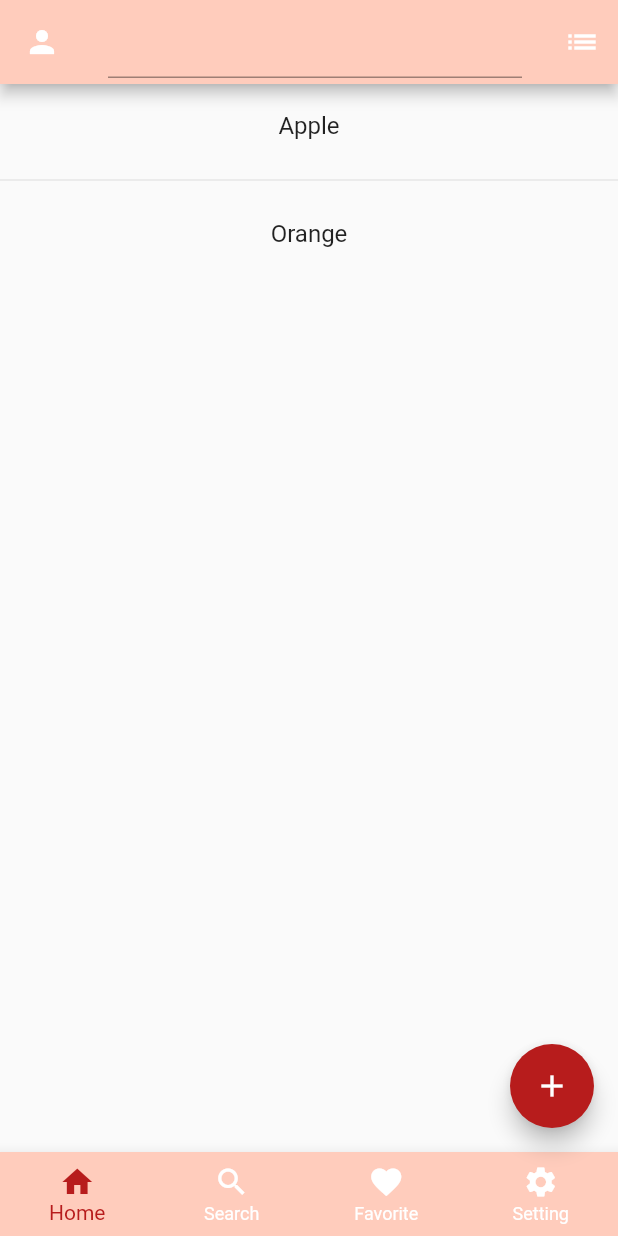
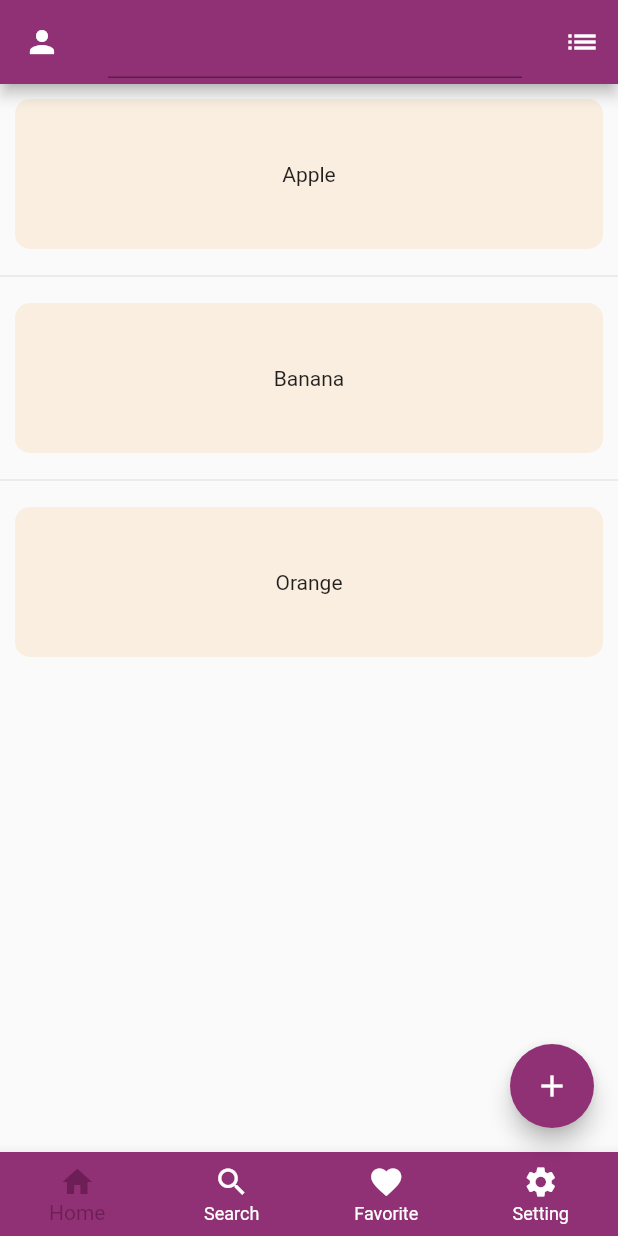
Before and after one commit to mazinalismaili/practiceapp, a Flutter app: the screen it shows after launch, on a phone screen of 412 x 824 dp. Run offline on Flutter 3.47's test engine with Material 2 defaults, Android fonts, the phone set to English and light mode, and no system bars.

Commit message:
replacing ListTail to Container

```diff
--- a/lib/main.dart
+++ b/lib/main.dart
@@ -13,9 +13,9 @@ class homePage extends StatefulWidget {
 
 class _homePageState extends State<homePage> {
 
-  final List<String> entries = ['Apple','Orange'];
+  final List<String> entries = ['Apple','Orange','Banana'];
   final textController = TextEditingController();
-
+  final List<int> colorCodes = <int>[300, 200, 100];
 
   @override
   Widget build(BuildContext context) {
@@ -44,26 +44,37 @@ class _homePageState extends State<homePage> {
             },
           ),
         ],
-        backgroundColor: Colors.deepOrange[100],
+        backgroundColor: Color(0xFF913175),
           ),
       body: entries.length > 0 ? ListView.separated(
         itemCount: entries.length,
         itemBuilder: (context, index) {
-          return ListTile(
-            title: Center(child: Text('${entries[index]}')),
-            //tileColor: Color.fromARGB(255, 247, 242, 241),
+        // return ListTile(
+        //     subtitle: Text(entries[index]),
+        //     title: Center(child: Text('${entries[index]}')),
+        //     tileColor: Colors.pink[colorCodes[index]],
+        //     //tileColor: Color.fromARGB(255, 247, 242, 241),
 
-            onLongPress: (() {
-              setState(() {
-                 entries.removeAt(index);
-              });
-            }),
+        //     onLongPress: (() {
+        //       setState(() {
+        //          entries.removeAt(index);
+        //       });
+        //     }),
 
-          );
+        //   );
+
+          return Container(
+                  margin: const EdgeInsets.only(left: 10.0, right: 10.0, top: 10,bottom: 10),
+                  decoration: BoxDecoration(
+                  borderRadius: BorderRadius.circular(10),
+                  color: Color.fromARGB(66, 245, 205, 144)),
+                  height: 100,
+                  width: 100,
+                  child: Center(child:Text(entries[index])),
+ );
         },
-        separatorBuilder: (context, index) {
-    return Divider();
-  },)
+        separatorBuilder: (context, index) { return Divider();},
+        )
       : Center(
         child: Text("Your list is empty."),
         ),
@@ -88,7 +99,7 @@ class _homePageState extends State<homePage> {
           )
         ),
         floatingActionButton: FloatingActionButton(
-          backgroundColor: Colors.red[900],
+          backgroundColor: Color(0xFF913175),
           child: Icon(Icons.add),
           onPressed: (){
             setState(() {
@@ -99,8 +110,8 @@ class _homePageState extends State<homePage> {
           ),
       bottomNavigationBar: BottomNavigationBar(
         type: BottomNavigationBarType.fixed, // Fixed
-        backgroundColor: Colors.deepOrange[100], // <-- This works for fixed
-        selectedItemColor: Colors.red[900],
+        backgroundColor: Color(0xFF913175), // <-- This works for fixed
+        selectedItemColor: Color.fromARGB(255, 110, 30, 86),
         unselectedItemColor: Colors.white,
         items: const <BottomNavigationBarItem> [
           BottomNavigationBarItem(
```
